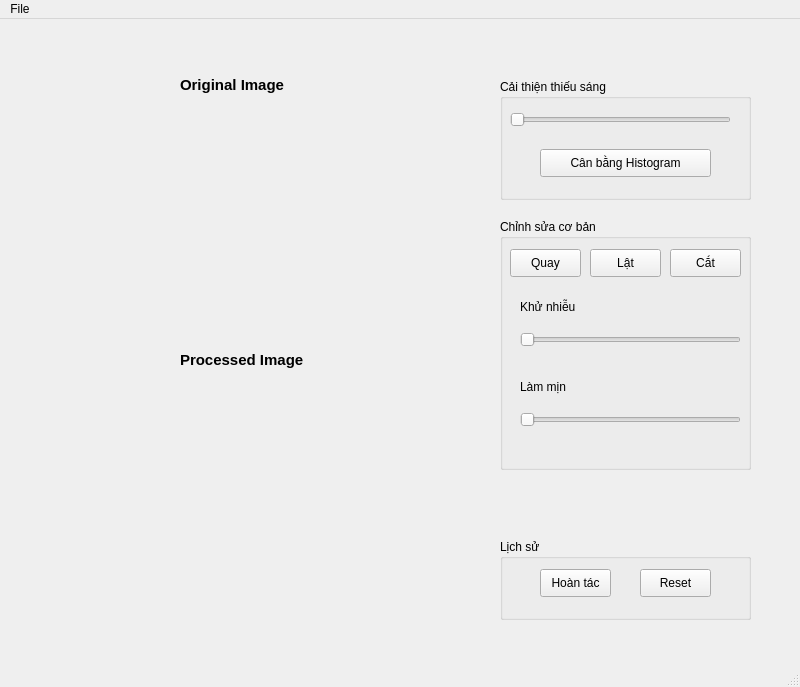
Qt form UI_FixIMG.ui (Tienanh4869/XLANHDEMO) before a commit.
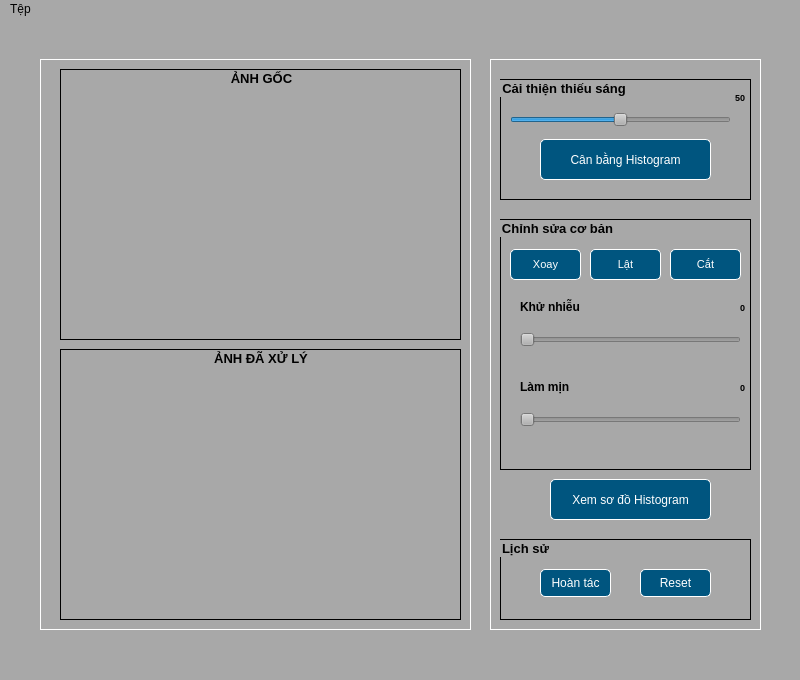
The same form after that commit. Icons and pictures are not drawn.

The edit to the form file:
```diff
--- a/UI_FixIMG.ui
+++ b/UI_FixIMG.ui
@@ -7,11 +7,18 @@
     <x>0</x>
     <y>0</y>
     <width>800</width>
-    <height>687</height>
+    <height>680</height>
    </rect>
   </property>
   <property name="windowTitle">
-   <string>MainWindow</string>
+   <string>Trình Chỉnh Sửa Ảnh</string>
+  </property>
+  <property name="windowIcon">
+   <iconset resource="img.qrc">
+    <normaloff>:/ui/icon.png</normaloff>:/ui/icon.png</iconset>
+  </property>
+  <property name="styleSheet">
+   <string notr="true">background-color: rgb(168, 168, 168);</string>
   </property>
   <widget class="QWidget" name="centralwidget">
    <widget class="QWidget" name="widget" native="true">
@@ -35,71 +42,99 @@
        <height>571</height>
       </rect>
      </property>
-     <widget class="QLabel" name="lblOri">
+     <property name="styleSheet">
+      <string notr="true">border: 1px solid white;</string>
+     </property>
+     <widget class="QGroupBox" name="groupBox_4">
       <property name="geometry">
        <rect>
-        <x>140</x>
+        <x>20</x>
         <y>10</y>
-        <width>141</width>
-        <height>31</height>
+        <width>401</width>
+        <height>271</height>
        </rect>
       </property>
       <property name="font">
        <font>
-        <pointsize>11</pointsize>
+        <pointsize>10</pointsize>
         <weight>75</weight>
         <bold>true</bold>
        </font>
       </property>
-      <property name="text">
-       <string>Original Image</string>
+      <property name="styleSheet">
+       <string notr="true">border: 1px solid black;</string>
       </property>
+      <property name="title">
+       <string>ẢNH GỐC</string>
+      </property>
+      <property name="alignment">
+       <set>Qt::AlignCenter</set>
+      </property>
+      <widget class="QLabel" name="lblOriginal">
+       <property name="geometry">
+        <rect>
+         <x>10</x>
+         <y>30</y>
+         <width>381</width>
+         <height>221</height>
+        </rect>
+       </property>
+       <property name="styleSheet">
+        <string notr="true">border: 0;
+</string>
+       </property>
+       <property name="frameShape">
+        <enum>QFrame::Box</enum>
+       </property>
+       <property name="text">
+        <string/>
+       </property>
+      </widget>
      </widget>
-     <widget class="QLabel" name="lblProc">
+     <widget class="QGroupBox" name="groupBox_5">
       <property name="geometry">
        <rect>
-        <x>140</x>
-        <y>285</y>
-        <width>161</width>
-        <height>31</height>
+        <x>20</x>
+        <y>290</y>
+        <width>401</width>
+        <height>271</height>
        </rect>
       </property>
       <property name="font">
        <font>
-        <pointsize>11</pointsize>
+        <pointsize>10</pointsize>
         <weight>75</weight>
         <bold>true</bold>
        </font>
       </property>
-      <property name="text">
-       <string>Processed Image</string>
+      <property name="styleSheet">
+       <string notr="true">border: 1px solid black;</string>
       </property>
-     </widget>
-     <widget class="QLabel" name="lblOriginal">
-      <property name="geometry">
-       <rect>
-        <x>30</x>
-        <y>50</y>
-        <width>381</width>
-        <height>221</height>
-       </rect>
+      <property name="title">
+       <string>ẢNH ĐÃ XỬ LÝ</string>
       </property>
-      <property name="text">
-       <string/>
+      <property name="alignment">
+       <set>Qt::AlignCenter</set>
       </property>
-     </widget>
-     <widget class="QLabel" name="lblProcessed">
-      <property name="geometry">
-       <rect>
-        <x>30</x>
-        <y>330</y>
-        <width>381</width>
-        <height>221</height>
-       </rect>
-      </property>
-      <property name="text">
-       <string/>
-      </property>
+      <widget class="QLabel" name="lblProcessed">
+       <property name="geometry">
+        <rect>
+         <x>10</x>
+         <y>30</y>
+         <width>381</width>
+         <height>221</height>
+        </rect>
+       </property>
+       <property name="styleSheet">
+        <string notr="true">border: 0;</string>
+       </property>
+       <property name="frameShape">
+        <enum>QFrame::Box</enum>
+       </property>
+       <property name="text">
+        <string/>
+       </property>
+      </widget>
      </widget>
     </widget>
     <widget class="QWidget" name="widget_3" native="true">
@@ -111,6 +146,9 @@
        <height>571</height>
       </rect>
      </property>
+     <property name="styleSheet">
+      <string notr="true">border: 1px solid white;</string>
+     </property>
      <widget class="QGroupBox" name="groupBox">
       <property name="geometry">
        <rect>
@@ -120,6 +158,16 @@
         <height>121</height>
        </rect>
       </property>
+      <property name="font">
+       <font>
+        <pointsize>10</pointsize>
+        <weight>75</weight>
+        <bold>true</bold>
+       </font>
+      </property>
+      <property name="styleSheet">
+       <string notr="true">border: 1px solid black;</string>
+      </property>
       <property name="title">
        <string>Cải thiện thiếu sáng</string>
       </property>
@@ -132,6 +180,15 @@
          <height>22</height>
         </rect>
        </property>
+       <property name="styleSheet">
+        <string notr="true">border: 0;</string>
+       </property>
+       <property name="maximum">
+        <number>100</number>
+       </property>
+       <property name="value">
+        <number>50</number>
+       </property>
        <property name="orientation">
         <enum>Qt::Horizontal</enum>
        </property>
@@ -140,9 +197,9 @@
        <property name="geometry">
         <rect>
          <x>40</x>
-         <y>70</y>
+         <y>60</y>
          <width>171</width>
-         <height>28</height>
+         <height>41</height>
         </rect>
        </property>
        <property name="font">
@@ -150,10 +207,67 @@
          <pointsize>9</pointsize>
         </font>
        </property>
+       <property name="styleSheet">
+        <string notr="true">QPushButton {
+
+
+;
+background-color: rgb(0, 85, 127);
+border-radius:5px;
+padding: 7px 0;
+color: white;
+border: 1px solid WHITE;
+}
+
+QPushButton:hover {
+    background-color: qlineargradient(
+        x1:0, y1:0, x2:1, y2:1,
+        stop:0 #ffffcc,  /* vàng trắng nhạt */
+        stop:1 #fff176   /* vàng nhạt */
+    );
+    color: black;
+}
+
+QPushButton:pressed {
+    background-color: qlineargradient(
+        x1:0, y1:0, x2:1, y2:1,
+        stop:0 #ffb74d,  /* cam nhạt */
+        stop:1 #f57c00   /* cam đậm */
+    );
+    color: black;
+
+}</string>
+       </property>
        <property name="text">
         <string>Cân bằng Histogram</string>
        </property>
       </widget>
+      <widget class="QLabel" name="lblGammaValue">
+       <property name="geometry">
+        <rect>
+         <x>190</x>
+         <y>10</y>
+         <width>55</width>
+         <height>16</height>
+        </rect>
+       </property>
+       <property name="font">
+        <font>
+         <pointsize>7</pointsize>
+         <weight>75</weight>
+         <bold>true</bold>
+        </font>
+       </property>
+       <property name="styleSheet">
+        <string notr="true">border: 0;</string>
+       </property>
+       <property name="text">
+        <string>50</string>
+       </property>
+       <property name="alignment">
+        <set>Qt::AlignRight|Qt::AlignTrailing|Qt::AlignVCenter</set>
+       </property>
+      </widget>
      </widget>
      <widget class="QGroupBox" name="groupBox_2">
       <property name="geometry">
@@ -164,6 +278,16 @@
         <height>251</height>
        </rect>
       </property>
+      <property name="font">
+       <font>
+        <pointsize>10</pointsize>
+        <weight>75</weight>
+        <bold>true</bold>
+       </font>
+      </property>
+      <property name="styleSheet">
+       <string notr="true">border: 1px solid black;</string>
+      </property>
       <property name="title">
        <string>Chỉnh sửa cơ bản</string>
       </property>
@@ -173,11 +297,47 @@
          <x>10</x>
          <y>30</y>
          <width>71</width>
-         <height>28</height>
+         <height>31</height>
         </rect>
        </property>
+       <property name="font">
+        <font>
+         <pointsize>8</pointsize>
+        </font>
+       </property>
+       <property name="styleSheet">
+        <string notr="true">QPushButton {
+
+
+;
+background-color: rgb(0, 85, 127);
+border-radius:5px;
+padding: 7px 0;
+color: white;
+border: 1px solid WHITE;
+}
+
+QPushButton:hover {
+    background-color: qlineargradient(
+        x1:0, y1:0, x2:1, y2:1,
+        stop:0 #ffffcc,  /* vàng trắng nhạt */
+        stop:1 #fff176   /* vàng nhạt */
+    );
+    color: black;
+}
+
+QPushButton:pressed {
+    background-color: qlineargradient(
+        x1:0, y1:0, x2:1, y2:1,
+        stop:0 #ffb74d,  /* cam nhạt */
+        stop:1 #f57c00   /* cam đậm */
+    );
+    color: black;
+
+}</string>
+       </property>
        <property name="text">
-        <string>Quay</string>
+        <string>Xoay</string>
        </property>
       </widget>
       <widget class="QPushButton" name="btnFlip">
@@ -186,9 +346,45 @@
          <x>90</x>
          <y>30</y>
          <width>71</width>
-         <height>28</height>
+         <height>31</height>
         </rect>
        </property>
+       <property name="font">
+        <font>
+         <pointsize>8</pointsize>
+        </font>
+       </property>
+       <property name="styleSheet">
+        <string notr="true">QPushButton {
+
+
+;
+background-color: rgb(0, 85, 127);
+border-radius:5px;
+padding: 7px 0;
+color: white;
+border: 1px solid WHITE;
+}
+
+QPushButton:hover {
+    background-color: qlineargradient(
+        x1:0, y1:0, x2:1, y2:1,
+        stop:0 #ffffcc,  /* vàng trắng nhạt */
+        stop:1 #fff176   /* vàng nhạt */
+    );
+    color: black;
+}
+
+QPushButton:pressed {
+    background-color: qlineargradient(
+        x1:0, y1:0, x2:1, y2:1,
+        stop:0 #ffb74d,  /* cam nhạt */
+        stop:1 #f57c00   /* cam đậm */
+    );
+    color: black;
+
+}</string>
+       </property>
        <property name="text">
         <string>Lật</string>
        </property>
@@ -199,9 +395,45 @@
          <x>170</x>
          <y>30</y>
          <width>71</width>
-         <height>28</height>
+         <height>31</height>
         </rect>
        </property>
+       <property name="font">
+        <font>
+         <pointsize>8</pointsize>
+        </font>
+       </property>
+       <property name="styleSheet">
+        <string notr="true">QPushButton {
+
+
+;
+background-color: rgb(0, 85, 127);
+border-radius:5px;
+padding: 7px 0;
+color: white;
+border: 1px solid WHITE;
+}
+
+QPushButton:hover {
+    background-color: qlineargradient(
+        x1:0, y1:0, x2:1, y2:1,
+        stop:0 #ffffcc,  /* vàng trắng nhạt */
+        stop:1 #fff176   /* vàng nhạt */
+    );
+    color: black;
+}
+
+QPushButton:pressed {
+    background-color: qlineargradient(
+        x1:0, y1:0, x2:1, y2:1,
+        stop:0 #ffb74d,  /* cam nhạt */
+        stop:1 #f57c00   /* cam đậm */
+    );
+    color: black;
+
+}</string>
+       </property>
        <property name="text">
         <string>Cắt</string>
        </property>
@@ -211,10 +443,19 @@
         <rect>
          <x>20</x>
          <y>80</y>
-         <width>61</width>
+         <width>71</width>
          <height>16</height>
         </rect>
        </property>
+       <property name="font">
+        <font>
+         <weight>75</weight>
+         <bold>true</bold>
+        </font>
+       </property>
+       <property name="styleSheet">
+        <string notr="true">border: 0;</string>
+       </property>
        <property name="text">
         <string>Khử nhiễu</string>
        </property>
@@ -228,6 +469,15 @@
          <height>16</height>
         </rect>
        </property>
+       <property name="font">
+        <font>
+         <weight>75</weight>
+         <bold>true</bold>
+        </font>
+       </property>
+       <property name="styleSheet">
+        <string notr="true">border: 0;</string>
+       </property>
        <property name="text">
         <string>Làm mịn</string>
        </property>
@@ -241,6 +491,12 @@
          <height>22</height>
         </rect>
        </property>
+       <property name="styleSheet">
+        <string notr="true">border: 0;</string>
+       </property>
+       <property name="maximum">
+        <number>100</number>
+       </property>
        <property name="orientation">
         <enum>Qt::Horizontal</enum>
        </property>
@@ -254,10 +510,68 @@
          <height>22</height>
         </rect>
        </property>
+       <property name="styleSheet">
+        <string notr="true">border: 0;</string>
+       </property>
+       <property name="maximum">
+        <number>100</number>
+       </property>
        <property name="orientation">
         <enum>Qt::Horizontal</enum>
        </property>
       </widget>
+      <widget class="QLabel" name="lblDenoiseValue">
+       <property name="geometry">
+        <rect>
+         <x>190</x>
+         <y>80</y>
+         <width>55</width>
+         <height>16</height>
+        </rect>
+       </property>
+       <property name="font">
+        <font>
+         <pointsize>7</pointsize>
+         <weight>75</weight>
+         <bold>true</bold>
+        </font>
+       </property>
+       <property name="styleSheet">
+        <string notr="true">border: 0;</string>
+       </property>
+       <property name="text">
+        <string>0</string>
+       </property>
+       <property name="alignment">
+        <set>Qt::AlignRight|Qt::AlignTrailing|Qt::AlignVCenter</set>
+       </property>
+      </widget>
+      <widget class="QLabel" name="lblSmoothValue">
+       <property name="geometry">
+        <rect>
+         <x>190</x>
+         <y>160</y>
+         <width>55</width>
+         <height>16</height>
+        </rect>
+       </property>
+       <property name="font">
+        <font>
+         <pointsize>7</pointsize>
+         <weight>75</weight>
+         <bold>true</bold>
+        </font>
+       </property>
+       <property name="styleSheet">
+        <string notr="true">border: 0;</string>
+       </property>
+       <property name="text">
+        <string>0</string>
+       </property>
+       <property name="alignment">
+        <set>Qt::AlignRight|Qt::AlignTrailing|Qt::AlignVCenter</set>
+       </property>
+      </widget>
      </widget>
      <widget class="QGroupBox" name="groupBox_3">
       <property name="geometry">
@@ -268,6 +582,16 @@
         <height>81</height>
        </rect>
       </property>
+      <property name="font">
+       <font>
+        <pointsize>10</pointsize>
+        <weight>75</weight>
+        <bold>true</bold>
+       </font>
+      </property>
+      <property name="styleSheet">
+       <string notr="true">border: 1px solid black;</string>
+      </property>
       <property name="title">
        <string>Lịch sử</string>
       </property>
@@ -280,6 +604,37 @@
          <height>28</height>
         </rect>
        </property>
+       <property name="styleSheet">
+        <string notr="true">QPushButton {
+
+
+;
+background-color: rgb(0, 85, 127);
+border-radius:5px;
+padding: 7px 0;
+color: white;
+border: 1px solid WHITE;
+}
+
+QPushButton:hover {
+    background-color: qlineargradient(
+        x1:0, y1:0, x2:1, y2:1,
+        stop:0 #ffffcc,  /* vàng trắng nhạt */
+        stop:1 #fff176   /* vàng nhạt */
+    );
+    color: black;
+}
+
+QPushButton:pressed {
+    background-color: qlineargradient(
+        x1:0, y1:0, x2:1, y2:1,
+        stop:0 #ffb74d,  /* cam nhạt */
+        stop:1 #f57c00   /* cam đậm */
+    );
+    color: black;
+
+}</string>
+       </property>
        <property name="text">
         <string>Hoàn tác</string>
        </property>
@@ -293,11 +648,91 @@
          <height>28</height>
         </rect>
        </property>
+       <property name="styleSheet">
+        <string notr="true">QPushButton {
+
+
+;
+background-color: rgb(0, 85, 127);
+border-radius:5px;
+padding: 7px 0;
+color: white;
+border: 1px solid WHITE;
+}
+
+QPushButton:hover {
+    background-color: qlineargradient(
+        x1:0, y1:0, x2:1, y2:1,
+        stop:0 #ffffcc,  /* vàng trắng nhạt */
+        stop:1 #fff176   /* vàng nhạt */
+    );
+    color: black;
+}
+
+QPushButton:pressed {
+    background-color: qlineargradient(
+        x1:0, y1:0, x2:1, y2:1,
+        stop:0 #ffb74d,  /* cam nhạt */
+        stop:1 #f57c00   /* cam đậm */
+    );
+    color: black;
+
+}</string>
+       </property>
        <property name="text">
         <string>Reset</string>
        </property>
       </widget>
      </widget>
+     <widget class="QPushButton" name="btnShowHist">
+      <property name="geometry">
+       <rect>
+        <x>60</x>
+        <y>420</y>
+        <width>161</width>
+        <height>41</height>
+       </rect>
+      </property>
+      <property name="font">
+       <font>
+        <pointsize>9</pointsize>
+       </font>
+      </property>
+      <property name="styleSheet">
+       <string notr="true">QPushButton {
+
+
+;
+background-color: rgb(0, 85, 127);
+border-radius:5px;
+padding: 7px 0;
+color: white;
+border: 1px solid WHITE;
+}
+
+QPushButton:hover {
+    background-color: qlineargradient(
+        x1:0, y1:0, x2:1, y2:1,
+        stop:0 #ffffcc,  /* vàng trắng nhạt */
+        stop:1 #fff176   /* vàng nhạt */
+    );
+    color: black;
+}
+
+QPushButton:pressed {
+    background-color: qlineargradient(
+        x1:0, y1:0, x2:1, y2:1,
+        stop:0 #ffb74d,  /* cam nhạt */
+        stop:1 #f57c00   /* cam đậm */
+    );
+    color: black;
+
+}</string>
+      </property>
+      <property name="text">
+       <string>Xem sơ đồ Histogram</string>
+      </property>
+     </widget>
     </widget>
    </widget>
   </widget>
@@ -312,7 +747,7 @@
    </property>
    <widget class="QMenu" name="menuFile">
     <property name="title">
-     <string>File</string>
+     <string>Tệp</string>
     </property>
     <addaction name="actionOpen"/>
     <addaction name="actionSave"/>
```
Left out of the diff: 8 changed lines with no effect on the pictures.
